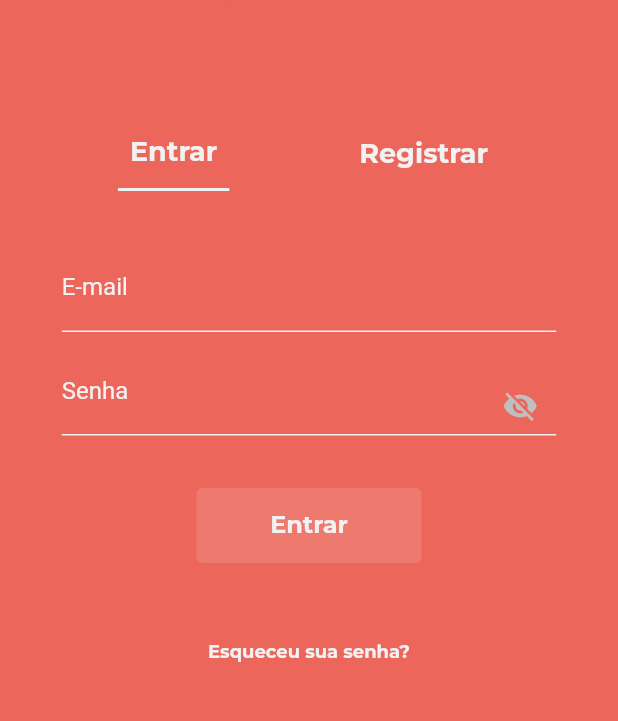
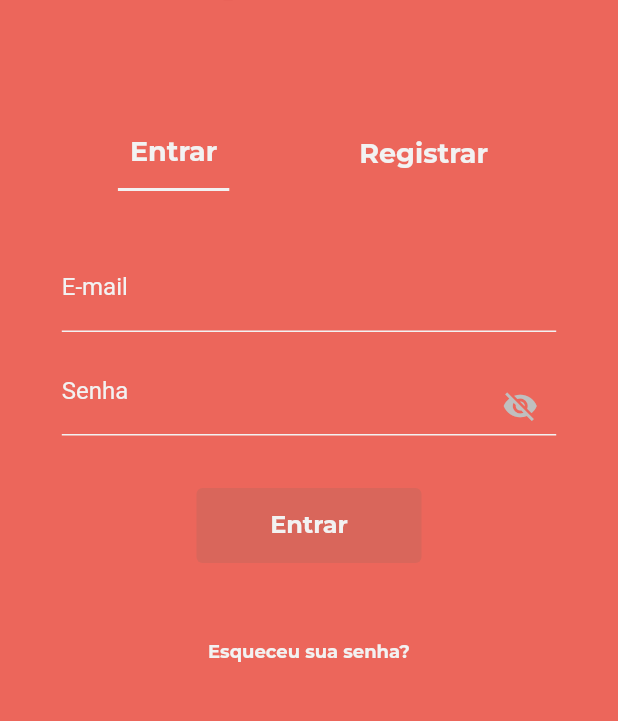
Before and after one commit to HicaroD/Pomo, a Flutter app: the screen it shows after launch, on a phone screen of 412 x 824 dp, the part 193-914 px from its top. Run offline on Flutter 3.47's test engine with Material 2 defaults, Android fonts, the phone set to English and light mode, and no system bars; our stand-ins replace flutter_modular, flutter_svg, form_builder_validators, google_fonts.

Commit message:
feat: changing primary button disabled background color

```diff
--- a/lib/src/presenter/widgets/Buttons/primary_button.dart
+++ b/lib/src/presenter/widgets/Buttons/primary_button.dart
@@ -29,8 +29,9 @@ class PrimaryButton extends StatelessWidget {
         child: ElevatedButton(
           onPressed: onPressed,
           style: ElevatedButton.styleFrom(
-            backgroundColor: PomoColors.SECONDARY_RED,
             shadowColor: Colors.transparent,
+            disabledBackgroundColor: PomoColors.SECONDARY_RED,
+            backgroundColor: PomoColors.SECONDARY_GREY.withOpacity(0.12),
           ),
           child: CustomText(
             text,
--- a/lib/src/utils/colors.dart
+++ b/lib/src/utils/colors.dart
@@ -5,6 +5,7 @@ class PomoColors {
   static const PRIMARY_RED = Color(0xFFEC665B);
   static const PRIMARY_WHITE = Color(0xFFF2F2F2);
   static const PRIMARY_GREY = Color(0xFFBFBFBF);
+  static const SECONDARY_GREY = Color(0xFFDCDCDC);
   static const PRIMARY_BLACK = Color(0xFF0D0D0D);
   static const PRIMARY_GREEN = Color(0xFF1BE35A);
   static const SECONDARY_GREEN = Color(0xFF8ABF3B);
```
